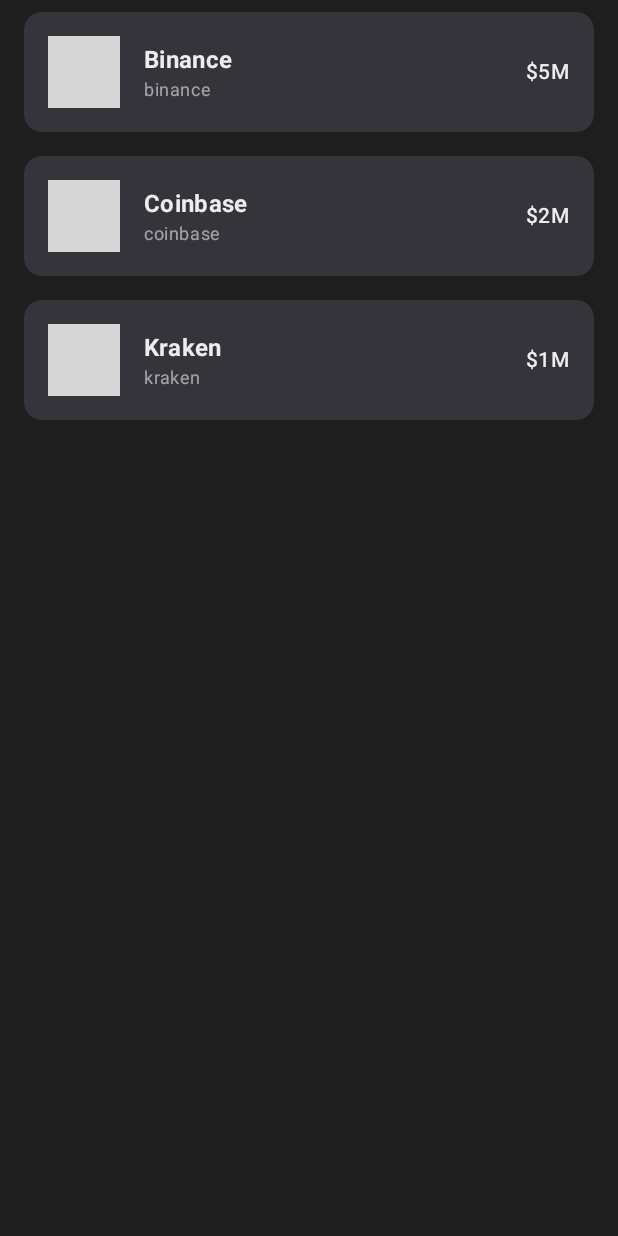
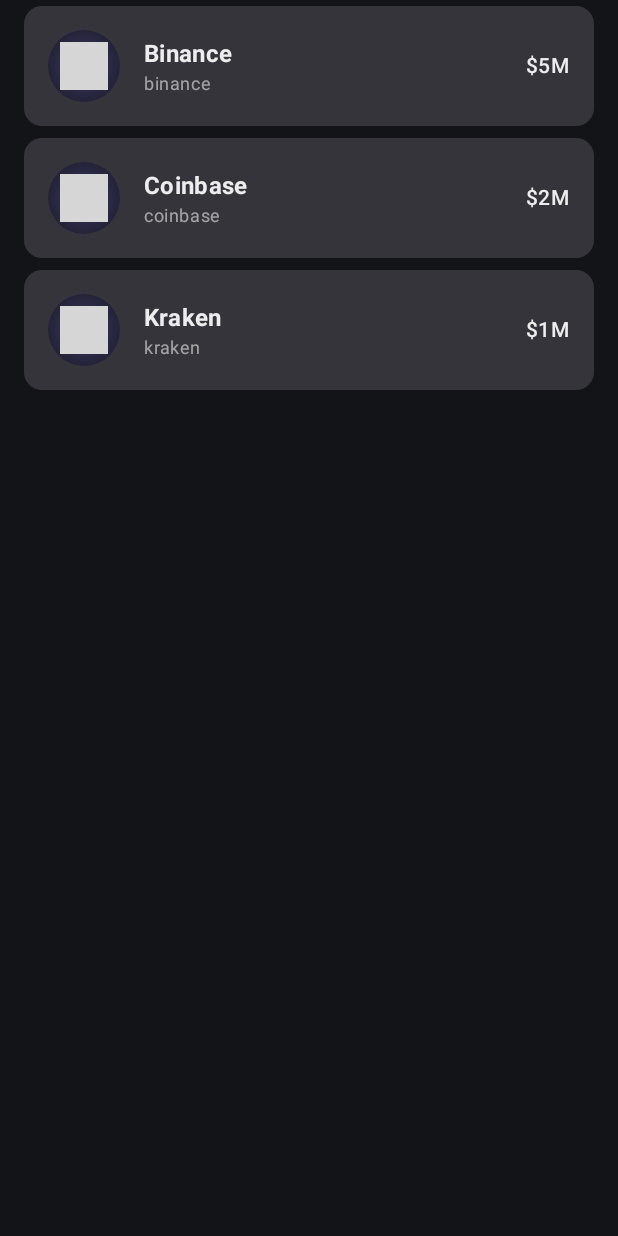
Before and after one commit to velosobr/CryptoExchangesApp, an Android app built with Jetpack Compose: the @Preview function ExchangeListContentPreview, on a phone screen of 412 x 824 dp. Run offline under Robolectric (Android 15) with nearby library versions, the phone set to English and light mode, and no system bars; pictures from the network do not load; grey boxes are pictures that could not be loaded.

Commit message:
Refactor ExchangeCard component; rename to DSExchangeCardComponent, update icon handling, and enhance UI with placeholder support

```diff
--- a/app/build.gradle.kts
+++ b/app/build.gradle.kts
@@ -88,6 +88,7 @@ dependencies {
     implementation(libs.androidx.activity.compose)
     implementation(libs.navigation.compose)
     implementation(libs.lifecycle.runtime.compose)
+    implementation(libs.accompanist.navigation.animation)
 
     // Coroutines
     implementation(libs.coroutines.android)
--- a/data/src/main/java/com/velosobr/data/repository/ExchangeIconRepositoryImpl.kt
+++ b/data/src/main/java/com/velosobr/data/repository/ExchangeIconRepositoryImpl.kt
@@ -25,7 +25,7 @@ class ExchangeIconRepositoryImpl(
         Timber.d("📡 Ícone não está no cache, buscando via API...")
 
         return try {
-            val icons = api.getExchangeIcons(apiKey = apiKey, size = 32)
+            val icons = api.getExchangeIcons(apiKey = apiKey, size = 64)
             Timber.d("📦 Ícones recebidos da API: ${icons.size}")
 
             val match = icons.firstOrNull { it.exchangeId.equals(exchangeId, ignoreCase = true) }
--- a/designSystem/src/main/java/com/velosobr/designsystem/components/ExchangeCard.kt
+++ b/designSystem/src/main/java/com/velosobr/designsystem/components/DSExchangeCardComponent.kt
@@ -1,6 +1,9 @@
 package com.velosobr.designsystem.components
 
+import androidx.compose.foundation.Image
+import androidx.compose.foundation.background
 import androidx.compose.foundation.clickable
+import androidx.compose.foundation.layout.Box
 import androidx.compose.foundation.layout.Column
 import androidx.compose.foundation.layout.Row
 import androidx.compose.foundation.layout.Spacer
@@ -8,32 +11,37 @@ import androidx.compose.foundation.layout.fillMaxWidth
 import androidx.compose.foundation.layout.padding
 import androidx.compose.foundation.layout.size
 import androidx.compose.foundation.layout.width
+import androidx.compose.foundation.shape.CircleShape
 import androidx.compose.material3.Card
 import androidx.compose.material3.MaterialTheme
 import androidx.compose.material3.Text
 import androidx.compose.runtime.Composable
 import androidx.compose.ui.Alignment
 import androidx.compose.ui.Modifier
+import androidx.compose.ui.graphics.Brush
 import androidx.compose.ui.layout.ContentScale
 import androidx.compose.ui.text.font.FontWeight
 import androidx.compose.ui.text.style.TextOverflow
 import androidx.compose.ui.tooling.preview.Preview
 import androidx.compose.ui.unit.dp
 import coil.compose.AsyncImage
+import coil.compose.rememberAsyncImagePainter
+import com.velosobr.designsystem.R
+import com.velosobr.designsystem.theme.DSSpacing
 
 @Composable
-fun ExchangeCard(
+fun DSExchangeCardComponent(
     modifier: Modifier = Modifier,
     name: String,
     id: String,
     volume: String,
-    iconUrl: String,
+    iconUrl: String?,
     onClick: () -> Unit
 ) {
     Card(
-        modifier = Modifier
+        modifier = modifier
             .fillMaxWidth()
-            .padding(horizontal = 16.dp, vertical = 8.dp)
+            .padding(vertical = DSSpacing.xs)
             .clickable { onClick() },
     ) {
         Row(
@@ -41,12 +49,33 @@ fun ExchangeCard(
                 .padding(16.dp),
             verticalAlignment = Alignment.CenterVertically
         ) {
-            AsyncImage(
-                model = iconUrl,
-                contentDescription = name,
-                modifier = Modifier.size(48.dp),
-                contentScale = ContentScale.Crop
-            )
+            Box(
+                modifier = Modifier
+                    .size(48.dp)
+                    .background(
+                        brush = Brush.radialGradient(
+                            colors = listOf(
+                                MaterialTheme.colorScheme.primary.copy(alpha = 0.3f),
+                                MaterialTheme.colorScheme.background
+                            ),
+                            radius = 60f
+                        ),
+                        shape = CircleShape
+                    ),
+                contentAlignment = Alignment.Center
+            ) {
+                val painter = rememberAsyncImagePainter(
+                    model = iconUrl?.takeIf { it.isNotBlank() } ?: R.drawable.placeholder_icon,
+                    contentScale = ContentScale.Crop
+                )
+
+                Image(
+                    painter = painter,
+                    contentDescription = name,
+                    modifier = Modifier.size(32.dp),
+                    contentScale = ContentScale.Crop
+                )
+            }
 
             Spacer(modifier = Modifier.width(16.dp))
 
@@ -82,7 +111,7 @@ fun ExchangeCard(
 @Preview(showBackground = true)
 @Composable
 fun ExchangeCardPreview() {
-    ExchangeCard(
+    DSExchangeCardComponent(
         name = "Binance",
         id = "binance",
         volume = "1,000,000,000",
--- a/designSystem/src/main/java/com/velosobr/designsystem/theme/DSColor.kt
+++ b/designSystem/src/main/java/com/velosobr/designsystem/theme/DSColor.kt
@@ -8,7 +8,7 @@ object DSColor {
     val Secondary = Color(0xFF03DAC5)
     val Background = Color(0xFFF7F7F7)
 
-    val DarkBackground = Color(0xFF1E1E1E)
+    val DarkBackground = Color(0xFF121417)
     val DarkSurface = Color(0xFF2A2A2A)
     val DarkPrimary = Color(0xFF4E44CE)
     val DarkText = Color(0xFFEDEDED)
--- /dev/null
+++ b/designSystem/src/main/res/drawable/placeholder_icon.xml
@@ -0,0 +1,17 @@
+<?xml version="1.0" encoding="utf-8"?>
+<layer-list xmlns:android="http://schemas.android.com/apk/res/android">
+    <!-- Fundo cinza -->
+    <item>
+        <shape android:shape="rectangle">
+            <solid android:color="#CCCCCC" />
+            <corners android:radius="8dp" />
+        </shape>
+    </item>
+
+    <!-- Texto "N/A" -->
+    <item>
+        <bitmap
+            android:gravity="center"
+            android:src="@android:drawable/ic_menu_help" />
+    </item>
+</layer-list>
--- a/feature/exchange_list/src/main/java/com/velosobr/exchange_list/model/ExchangeCardModel.kt
+++ b/feature/exchange_list/src/main/java/com/velosobr/exchange_list/model/ExchangeCardModel.kt
@@ -7,7 +7,6 @@ data class ExchangeCardModel(
     val name: String,
     val id: String,
     val volume: String,
-    val iconUrl: String
 )
 
 fun Exchange.toCardModel(): ExchangeCardModel {
@@ -15,6 +14,5 @@ fun Exchange.toCardModel(): ExchangeCardModel {
         name = name,
         id = exchangeId,
         volume = formatVolume(volume1dayUsd),
-        iconUrl = iconUrl
     )
 }
--- a/feature/exchange_list/src/main/java/com/velosobr/exchange_list/presentation/ExchangeListScreen.kt
+++ b/feature/exchange_list/src/main/java/com/velosobr/exchange_list/presentation/ExchangeListScreen.kt
@@ -16,8 +16,9 @@ import androidx.compose.ui.Modifier
 import androidx.compose.ui.tooling.preview.Preview
 import androidx.lifecycle.compose.collectAsStateWithLifecycle
 import com.velosobr.core.state.UiState
+import com.velosobr.cryptoexchangesapp.data.BuildConfig
 import com.velosobr.designsystem.components.ErrorBox
-import com.velosobr.designsystem.components.ExchangeCard
+import com.velosobr.designsystem.components.DSExchangeCardComponent
 import com.velosobr.designsystem.theme.AppTheme
 import com.velosobr.designsystem.theme.DSColor
 import com.velosobr.designsystem.theme.DSSpacing
@@ -69,18 +70,18 @@ fun ExchangeListContent(
                         contentPadding = PaddingValues(bottom = DSSpacing.xxxl)
                     ) {
                         items(items = exchanges, key = { it.exchangeId }) { exchange ->
-                            val iconUrl = iconMap[exchange.exchangeId] ?: ""
+                            val iconUrl = iconMap[exchange.exchangeId] ?: BuildConfig.DEFAULT_ICON_URL
                             val model = exchange.toCardModel()
 
 
-                            ExchangeCard(
+                            DSExchangeCardComponent(
                                 name = model.name,
                                 id = model.id,
                                 volume = model.volume,
-                                iconUrl = iconUrl ?: "sem imagem",
+                                iconUrl = iconUrl,
                                 onClick = { onExchangeClick(model.id, iconUrl) },
                                 modifier = Modifier
-                                    .padding(horizontal = DSSpacing.md, vertical = DSSpacing.sm)
+                                    .padding(horizontal = DSSpacing.md)
                                     .animateItem(
                                         fadeInSpec = androidx.compose.animation.core.tween(300),
                                         fadeOutSpec = androidx.compose.animation.core.tween(300),
--- a/gradle/libs.versions.toml
+++ b/gradle/libs.versions.toml
@@ -27,8 +27,10 @@ coroutines = "1.7.3"
 timber = "5.0.1"
 datastore = "1.0.0"
 kotlinx-serialization = "1.6.0"
+accompanist = "0.34.0"
 
 [libraries]
+accompanist-navigation-animation = { module = "com.google.accompanist:accompanist-navigation-animation", version.ref = "accompanist" }
 androidx-lifecycle-viewmodel-ktx = { group = "androidx.lifecycle", name = "lifecycle-viewmodel-ktx", version = "2.6.2" }
 junit = { group = "junit", name = "junit", version.ref = "junit4" }
 androidx-junit = { group = "androidx.test.ext", name = "junit", version.ref = "junitVersion" }
```
Also changed, not shown: app/src/main/java/com/velosobr/cryptoexchangesapp/presentation/navigation/ExchangesApp.kt (+38 -6 lines), feature/exchange_detail/src/main/java/com/velosobr/exchange_detail/presentation/ExchangeDetailScreen.kt (+20 -1 lines).
